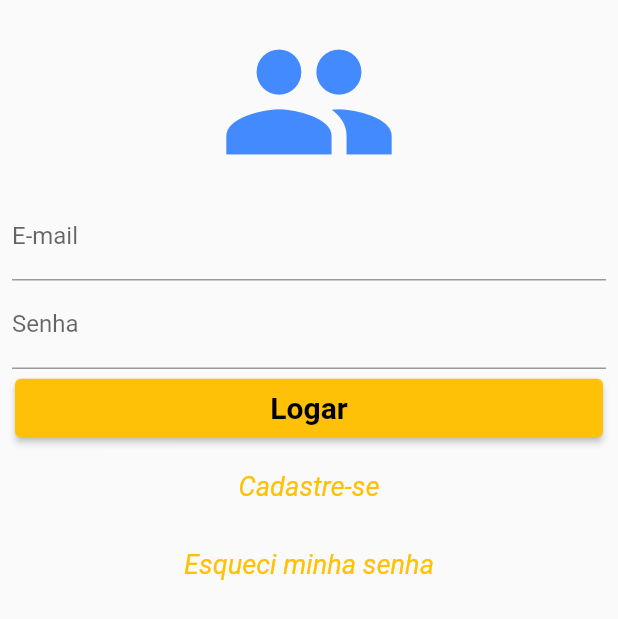
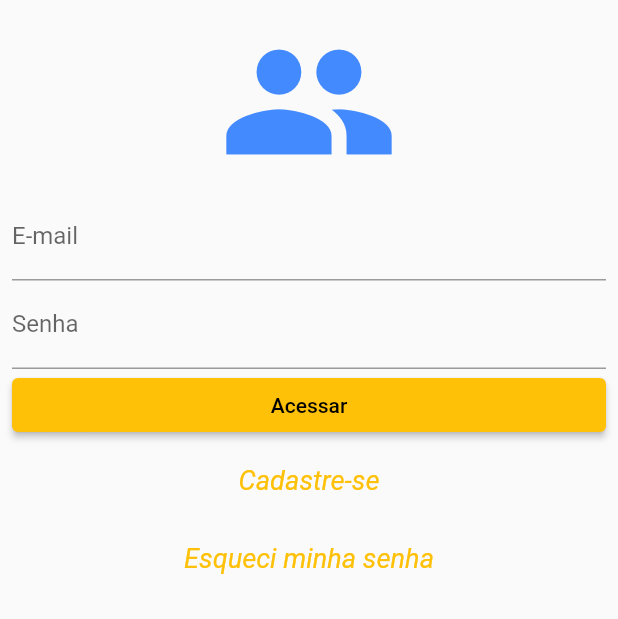
Before and after one commit to thainaviadroski/projeto_ephesto, a Flutter app: the screen it shows after launch, on a phone screen of 412 x 824 dp. Shown: the top 619 px of the screen. Run offline on Flutter 3.47's test engine with Material 2 defaults, Android fonts, the phone set to English and light mode, and no system bars; our stand-ins replace sqflite; accounts and stored records are empty.

Commit message:
Login funciona, cadastro de usuario funcina

```diff
--- a/lib/components/buttons/btnLogin.dart
+++ /dev/null
@@ -1,21 +0,0 @@
-import 'package:flutter/material.dart';
-import 'package:project_ephesto/page/car.dart';
-
-Widget btnLogin(BuildContext context) {
-  return Padding(
-    padding: const EdgeInsets.all(2),
-    child: ElevatedButton(
-        onPressed: () {
-          Navigator.push(context, MaterialPageRoute(builder: (context) {
-            return const Car();
-          }));
-        },
-        child: const Padding(
-          padding: EdgeInsets.all(8.0),
-          child: Text(
-            "Logar",
-            style: TextStyle(fontSize: 20, fontWeight: FontWeight.w600),
-          ),
-        )),
-  );
-}
--- a/lib/data/data_source.dart
+++ b/lib/data/data_source.dart
@@ -36,13 +36,12 @@ CREATE TABLE IF NOT EXISTS  $CAR_TABLE_NAME(
   $CAR_COLUMN_MARCA TEXT,
   $CAR_COLUMN_MODELO TEXT,
   $CAR_COLUMN_ANO INTEGER,
-  $CAR_COLUMN_PLACA TEXT,
-  FOREIGN KEY ($CAR_COLUMN_ID_USER) REFERENCES $USER_TABLE_NAME ($USER_COLUMN_ID)
+  $CAR_COLUMN_PLACA TEXT
 )
 ''';
 
 const String CREATE_FUEL_TABLE_SCRIPT = '''
-CREATE TABLE IF NOT EXISTS  $FUEL_TABLE_NAME IF NOT EXISTS (
+CREATE TABLE IF NOT EXISTS  $FUEL_TABLE_NAME (
   $FUEL_COLUMN_ID INTEGER PRIMARY KEY AUTOINCREMENT,
   $FUEL_COLUMN_VALOR_LITRO REAL,
   $FUEL_COLUMN_VALOR_TOTAL_GASTO REAL,
--- a/lib/entity/UserEntity.dart
+++ b/lib/entity/UserEntity.dart
@@ -5,6 +5,7 @@ class UserEntity {
   String? senha;
 
   UserEntity();
+
 
   UserEntity.withData({
     required this.id,
--- a/lib/page/login.dart
+++ b/lib/page/login.dart
@@ -1,8 +1,10 @@
 import 'package:flutter/material.dart';
 import 'package:project_ephesto/components/buttons/btnForgotMyPassword.dart';
+import 'package:project_ephesto/dao/UserDao.dart';
 
-import '../components/buttons/btnLogin.dart';
 import '../components/buttons/btnRegister.dart';
+import '../entity/UserEntity.dart';
+import 'car.dart';
 
 class Login extends StatefulWidget {
   const Login({Key? key}) : super(key: key);
@@ -32,12 +34,27 @@ class LoginState extends State<Login> {
               ),
               frmEmail(),
               frmPassword(),
-              btnLogin(context),
+              btnLogin(email, pass),
               btnRegister(context),
               btnForgotMyPassword(context)
             ],
           )),
     ));
+  }
+
+  ElevatedButton btnLogin(String email, String pass) {
+    return ElevatedButton(
+      onPressed: () async {
+        UserEntity? user = await UserEntityDao().login(email, pass);
+        if (user != null) {
+          // ignore: use_build_context_synchronously
+          Navigator.push(context, MaterialPageRoute(builder: (context) {
+            return Car(idUser: user.id!);
+          }));
+        }
+      },
+      child: const Text("Acessar"),
+    );
   }
 
   TextFormField frmEmail() {
```
Also changed, not shown: lib/dao/CarDao.dart (+21 -0 lines), lib/data/db_connection.dart (+10 -0 lines), lib/page/car.dart (+55 -12 lines), lib/page/register.dart (+15 -8 lines).
